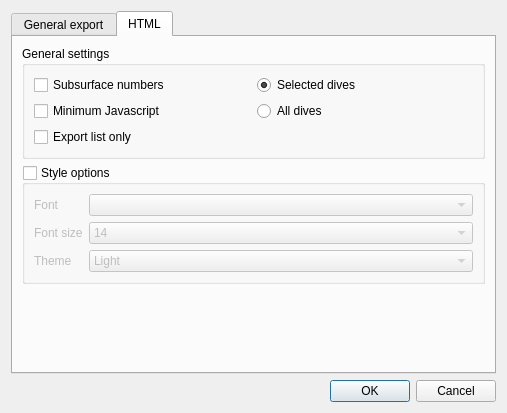
Qt form qt-ui/divelogexportdialog.ui (subsurface/subsurface) before a commit.
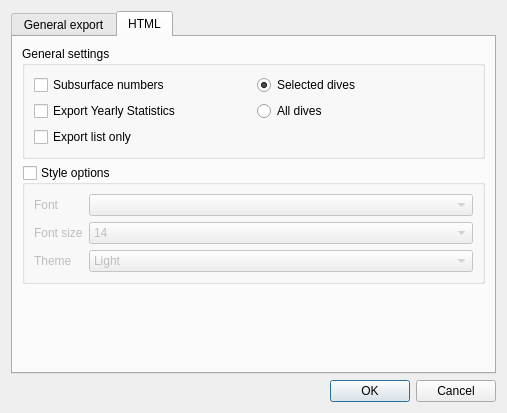
The same form after that commit. The open tabs and pages were chosen to show the change. Icons and pictures are not drawn.

Commit message:
HTML: Make export statistics optional.
Make exporting statistics to the HTML page optional.

Patch:
```diff
--- a/qt-ui/divelogexportdialog.ui
+++ b/qt-ui/divelogexportdialog.ui
@@ -218,7 +218,7 @@
           <item row="1" column="0">
            <widget class="QCheckBox" name="checkBox_2">
             <property name="text">
-             <string>Minimum Javascript</string>
+             <string>Export Yearly Statistics</string>
             </property>
            </widget>
           </item>
```
Left out of the diff: 2 changed lines with no effect on the pictures. The commit also changes 2 other files.
